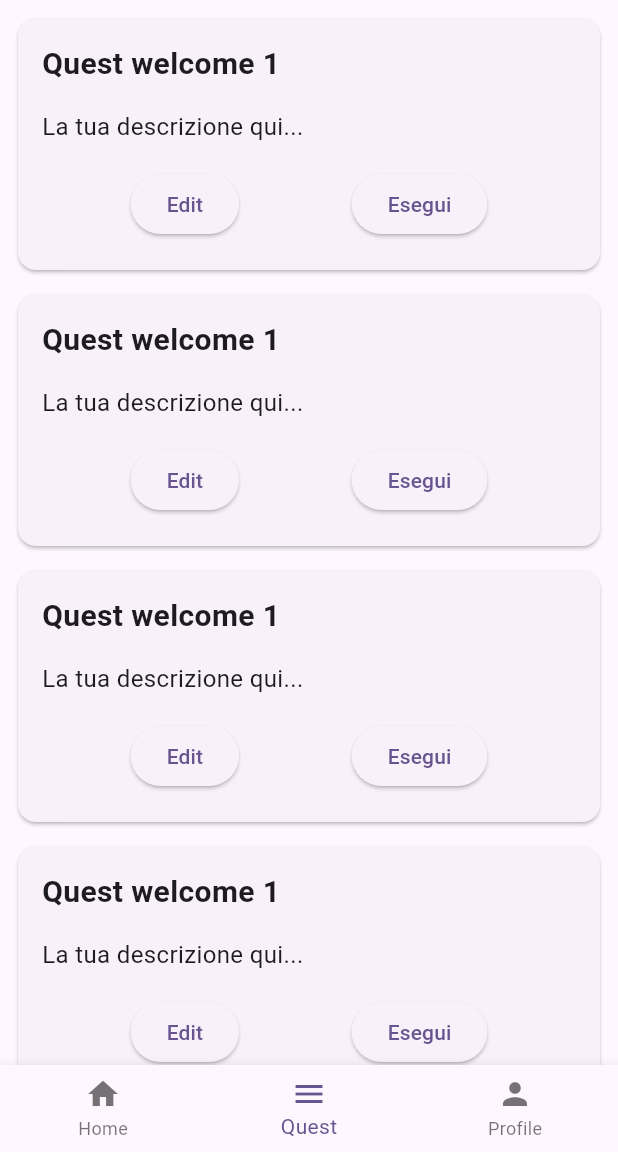
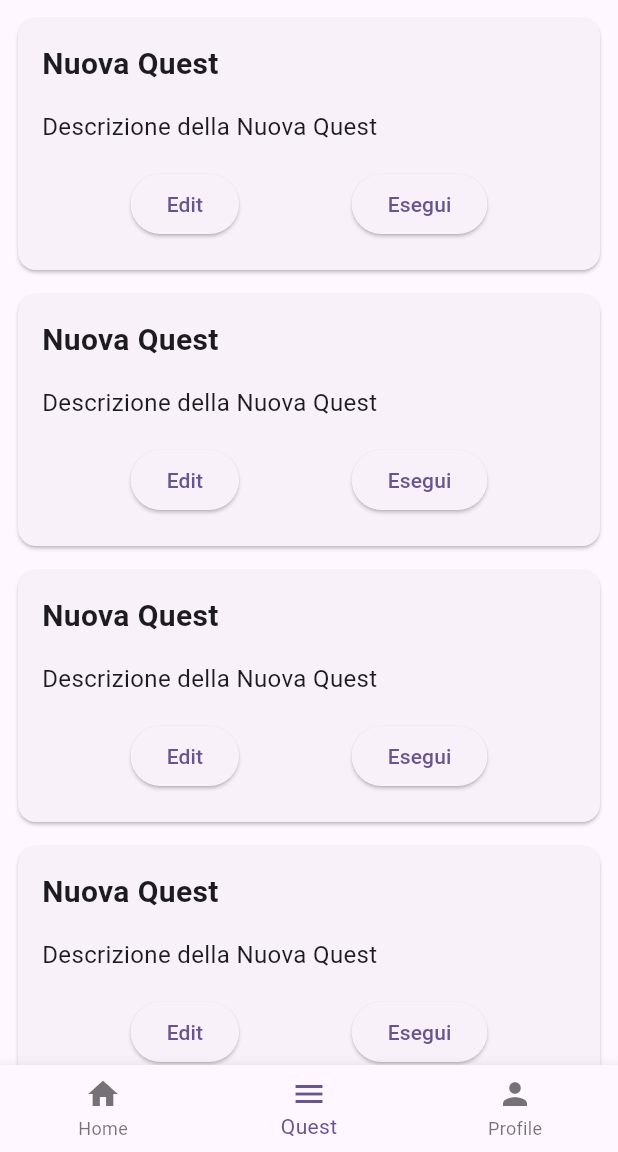
Before and after one commit to mike0697/quest_planner, a Flutter app: the screen it shows after launch, item 2 of the bottom bar chosen, after a tap on "Edit", on a phone screen of 412 x 824 dp, the part 84-1236 px from its top. Run offline on Flutter 3.47's test engine with Material 3 defaults, Android fonts, the light colour scheme and no system bars.

Commit message:
Aggiunto un Provider che prende una Quest.

```diff
--- /dev/null
+++ b/lib/QuestProvider.dart
@@ -0,0 +1,31 @@
+import 'package:flutter/cupertino.dart';
+
+class Quest {
+  String titolo;
+  String descrizione;
+  double esperienza;
+  double difficolta;
+  int ricompensa;
+  int id;
+
+  Quest({
+    required this.titolo,
+    required this.descrizione,
+    required this.esperienza,
+    required this.difficolta,
+    required this.ricompensa,
+    required this.id,
+  });
+}
+
+class QuestProvider extends ChangeNotifier {
+  Quest _quest = new Quest(titolo: 'a', descrizione: 'descrizione',
+      esperienza: 1, difficolta: 1, ricompensa: 1, id: 1);
+
+  Quest get currentQuest => _quest;
+
+  void setQuest(Quest newQuest) {
+    _quest = newQuest;
+    notifyListeners();
+  }
+}
--- /dev/null
+++ b/lib/StringProvider.dart
@@ -0,0 +1,12 @@
+import 'package:flutter/material.dart';
+
+class StringProvider extends ChangeNotifier {
+  String _stringValue = '';
+
+  String get stringValue => _stringValue;
+
+  void setStringValue(String newValue) {
+    _stringValue = newValue;
+    notifyListeners();
+  }
+}
--- a/lib/main.dart
+++ b/lib/main.dart
@@ -1,10 +1,20 @@
+
 import 'package:flutter/material.dart';
+import 'package:provider/provider.dart';
+import 'package:quest_planner/QuestProvider.dart';
 import 'package:quest_planner/screens/HomeScreen.dart';
 import 'package:quest_planner/screens/ProfileScreen.dart';
 import 'package:quest_planner/screens/QuestScreen.dart';
 
+import 'StringProvider.dart';
+
 void main() {
-  runApp(const MyApp());
+  runApp(
+    ChangeNotifierProvider<QuestProvider>(
+      create: (context) => QuestProvider(),
+      child: const MyApp(),
+    ),
+  );
 }
 
 class MyApp extends StatelessWidget {
--- a/lib/screens/QuestScreen.dart
+++ b/lib/screens/QuestScreen.dart
@@ -1,5 +1,8 @@
 import 'package:flutter/material.dart';
+import 'package:provider/provider.dart';
 
+import '../QuestProvider.dart';
+import '../StringProvider.dart';
 import '../widgets/CardQuest.dart';
 
 class QuestScreen extends StatelessWidget {
@@ -8,6 +11,17 @@ class QuestScreen extends StatelessWidget {
   @override
   Widget build(BuildContext context) {
     List<int> lista = [1,2,3,4,5,6,7,8,9,10];
+    QuestProvider questProvider = Provider.of<QuestProvider>(context, listen: false);
+    Quest nuovaQuest = Quest(
+      titolo: 'Nuova Quest',
+      descrizione: 'Descrizione della Nuova Quest',
+      esperienza: 75.0,
+      difficolta: 4.0,
+      ricompensa: 120,
+      id: 2,
+    );
+    questProvider.setQuest(nuovaQuest);
+
     return  ListView(
       padding: EdgeInsets.all(8),
       children: [
--- a/lib/widgets/CardQuest.dart
+++ b/lib/widgets/CardQuest.dart
@@ -1,10 +1,16 @@
 import 'package:flutter/material.dart';
+import 'package:provider/provider.dart';
+
+import '../QuestProvider.dart';
 
 class CardQuest extends StatelessWidget {
   const CardQuest ({super.key});
 
+
   @override
   Widget build(BuildContext context) {
+    QuestProvider questProvider = Provider.of<QuestProvider>(context, listen: false);
+    // Accesso alla stringa
     return Container(
         width: double.infinity,
         margin: const EdgeInsets.only(bottom: 8),
@@ -14,11 +20,10 @@ class CardQuest extends StatelessWidget {
             crossAxisAlignment: CrossAxisAlignment.start,
             children: [
               // Titolo
-              const Padding(
+              Padding(
                 padding: EdgeInsets.all(16.0),
-                child: Text(
-                  'Quest welcome 1',
-                  style: TextStyle(
+                child: Text(questProvider.currentQuest.titolo,
+                  style: const TextStyle(
                     fontWeight: FontWeight.bold,
                     fontSize: 20.0,
                   ),
@@ -26,16 +31,16 @@ class CardQuest extends StatelessWidget {
               ),
 
               // Descrizione
-              const Padding(
+              Padding(
                 padding: EdgeInsets.symmetric(horizontal: 16.0),
                 child: Text(
-                  'La tua descrizione qui...',
-                  style: TextStyle(fontSize: 16.0),
+                  questProvider.currentQuest.descrizione,
+                  style: const TextStyle(fontSize: 16.0),
                 ),
               ),
 
               // Spazio tra la descrizione e i bottoni
-              SizedBox(height: 16.0),
+              const SizedBox(height: 16.0),
 
               // Bottoni
               Row(
@@ -45,17 +50,17 @@ class CardQuest extends StatelessWidget {
                     onPressed: () {
                       // Logica del primo pulsante
                     },
-                    child: Text('Edit'),
+                    child: const Text('Edit'),
                   ),
                   ElevatedButton(
                     onPressed: () {
                       // Logica del secondo pulsante
                     },
-                    child: Text('Esegui'),
+                    child: const Text('Esegui'),
                   ),
                 ],
               ),
-              Padding(padding: EdgeInsets.all(10)),
+              const Padding(padding: EdgeInsets.all(10)),
             ],
           ),
         )
--- a/pubspec.yaml
+++ b/pubspec.yaml
@@ -35,6 +35,7 @@ dependencies:
   # The following adds the Cupertino Icons font to your application.
   # Use with the CupertinoIcons class for iOS style icons.
   cupertino_icons: ^1.0.2
+  provider: ^6.1.1
 
 dev_dependencies:
   flutter_test:
```
Also changed, not shown: pubspec.lock.
